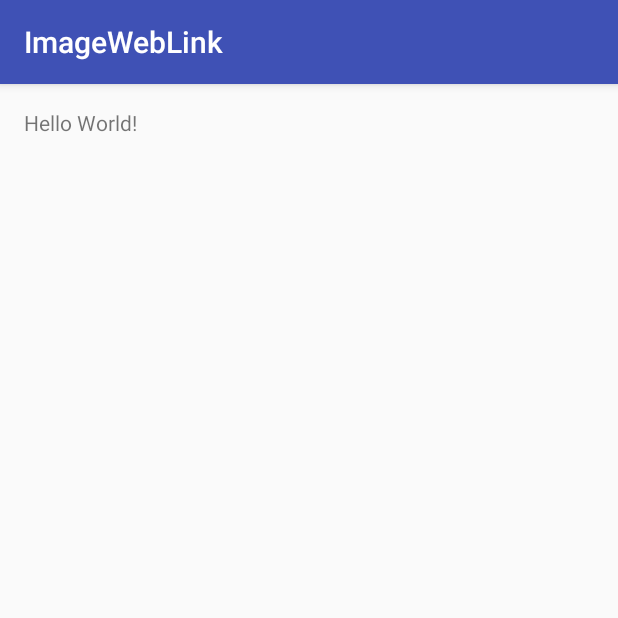
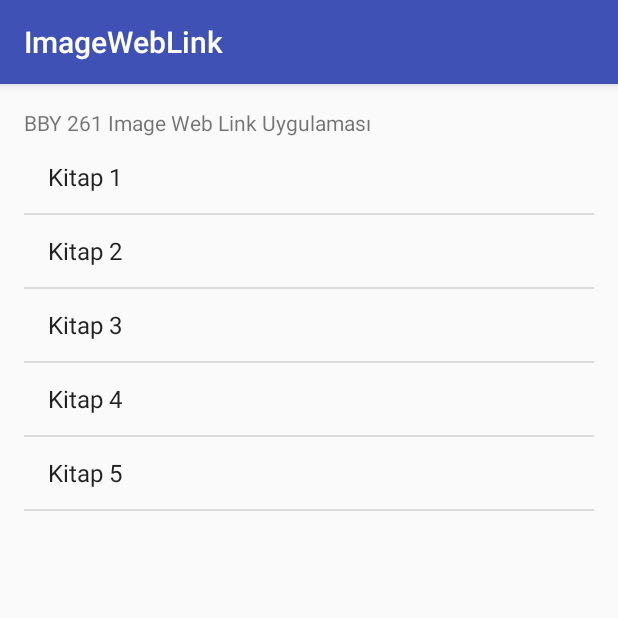
Before and after one commit to orcunmadran/BBY261-ImageWebLink-Android-JAVA, an Android app: the screen it shows after launch (MainActivity), on a phone screen of 412 x 824 dp, the top half of it. Run offline under Robolectric (Android 15) with nearby library versions, the phone set to English and light mode, and no system bars.

Commit message:
Android Studio'dan direkt gönderilen

```diff
--- a/app/build.gradle
+++ b/app/build.gradle
@@ -25,5 +25,6 @@ dependencies {
         exclude group: 'com.android.support', module: 'support-annotations'
     })
     compile 'com.android.support:appcompat-v7:25.0.1'
+    compile 'com.android.support:design:25.0.1'
     testCompile 'junit:junit:4.12'
 }
--- a/app/src/main/AndroidManifest.xml
+++ b/app/src/main/AndroidManifest.xml
@@ -15,6 +15,10 @@
                 <category android:name="android.intent.category.LAUNCHER" />
             </intent-filter>
         </activity>
+        <activity
+            android:name=".DetailActivity"
+            android:label="@string/title_activity_detail"
+            android:theme="@style/AppTheme.NoActionBar"></activity>
     </application>
 
 </manifest>
--- a/app/src/main/java/net/madran/bby261/imageweblink/MainActivity.java
+++ b/app/src/main/java/net/madran/bby261/imageweblink/MainActivity.java
@@ -1,13 +1,53 @@
 package net.madran.bby261.imageweblink;
 
+import android.content.Intent;
+import android.os.Bundle;
 import android.support.v7.app.AppCompatActivity;
-import android.os.Bundle;
+import android.view.View;
+import android.widget.AdapterView;
+import android.widget.ArrayAdapter;
+import android.widget.ListView;
 
 public class MainActivity extends AppCompatActivity {
+
+
+    private ListView anaListeObje;
+
+    private String[] listeElemanlari;
+
+    private String pozisyonAnahtari = "pozisyonAnahtari";
+
 
     @Override
     protected void onCreate(Bundle savedInstanceState) {
         super.onCreate(savedInstanceState);
         setContentView(R.layout.activity_main);
+
+        anaListeObje = (ListView) findViewById(R.id.anaListe);
+
+
+        listeElemanlari = new String[] { "Kitap 1", "Kitap 2", "Kitap 3", "Kitap 4", "Kitap 5"};
+
+
+        ArrayAdapter<String> basitAdaptor = new ArrayAdapter<String>(MainActivity.this, android.R.layout.simple_list_item_1, android.R.id
+                .text1, listeElemanlari);
+
+
+        anaListeObje.setAdapter(basitAdaptor);
+
+
+        anaListeObje.setOnItemClickListener(new AdapterView.OnItemClickListener() {
+            @Override
+            public void onItemClick(AdapterView<?> parent, View view, int position, long id) {
+
+                Intent intent = new Intent(MainActivity.this, DetailActivity.class);
+                intent.putExtra(pozisyonAnahtari, position);
+                startActivity(intent);
+
+            }
+
+        });
+
     }
+
 }
--- a/app/src/main/res/layout/activity_main.xml
+++ b/app/src/main/res/layout/activity_main.xml
@@ -13,5 +13,14 @@
     <TextView
         android:layout_width="wrap_content"
         android:layout_height="wrap_content"
-        android:text="Hello World!" />
+        android:text="BBY 261 Image Web Link Uygulaması" />
+
+    <ListView
+        android:layout_width="match_parent"
+        android:layout_height="match_parent"
+        android:layout_below="@+id/textView"
+        android:layout_alignParentLeft="true"
+        android:layout_alignParentStart="true"
+        android:layout_marginTop="22dp"
+        android:id="@+id/anaListe" />
 </RelativeLayout>
--- /dev/null
+++ b/app/src/main/res/values-v21/styles.xml
@@ -0,0 +1,9 @@
+<resources>
+
+    <style name="AppTheme.NoActionBar">
+        <item name="windowActionBar">false</item>
+        <item name="windowNoTitle">true</item>
+        <item name="android:windowDrawsSystemBarBackgrounds">true</item>
+        <item name="android:statusBarColor">@android:color/transparent</item>
+    </style>
+</resources>
--- a/app/src/main/res/values/dimens.xml
+++ b/app/src/main/res/values/dimens.xml
@@ -2,4 +2,5 @@
     <!-- Default screen margins, per the Android Design guidelines. -->
     <dimen name="activity_horizontal_margin">16dp</dimen>
     <dimen name="activity_vertical_margin">16dp</dimen>
+    <dimen name="fab_margin">16dp</dimen>
 </resources>
--- a/app/src/main/res/values/strings.xml
+++ b/app/src/main/res/values/strings.xml
@@ -1,3 +1,4 @@
 <resources>
     <string name="app_name">ImageWebLink</string>
+    <string name="title_activity_detail">DetailActivity</string>
 </resources>
--- a/app/src/main/res/values/styles.xml
+++ b/app/src/main/res/values/styles.xml
@@ -8,4 +8,13 @@
         <item name="colorAccent">@color/colorAccent</item>
     </style>
 
+    <style name="AppTheme.NoActionBar">
+        <item name="windowActionBar">false</item>
+        <item name="windowNoTitle">true</item>
+    </style>
+
+    <style name="AppTheme.AppBarOverlay" parent="ThemeOverlay.AppCompat.Dark.ActionBar" />
+
+    <style name="AppTheme.PopupOverlay" parent="ThemeOverlay.AppCompat.Light" />
+
 </resources>
```
Also changed, not shown: app/src/main/java/net/madran/bby261/imageweblink/DetailActivity.java (added, +29 -0 lines), app/src/main/res/layout/activity_detail.xml (added, +34 -0 lines).
